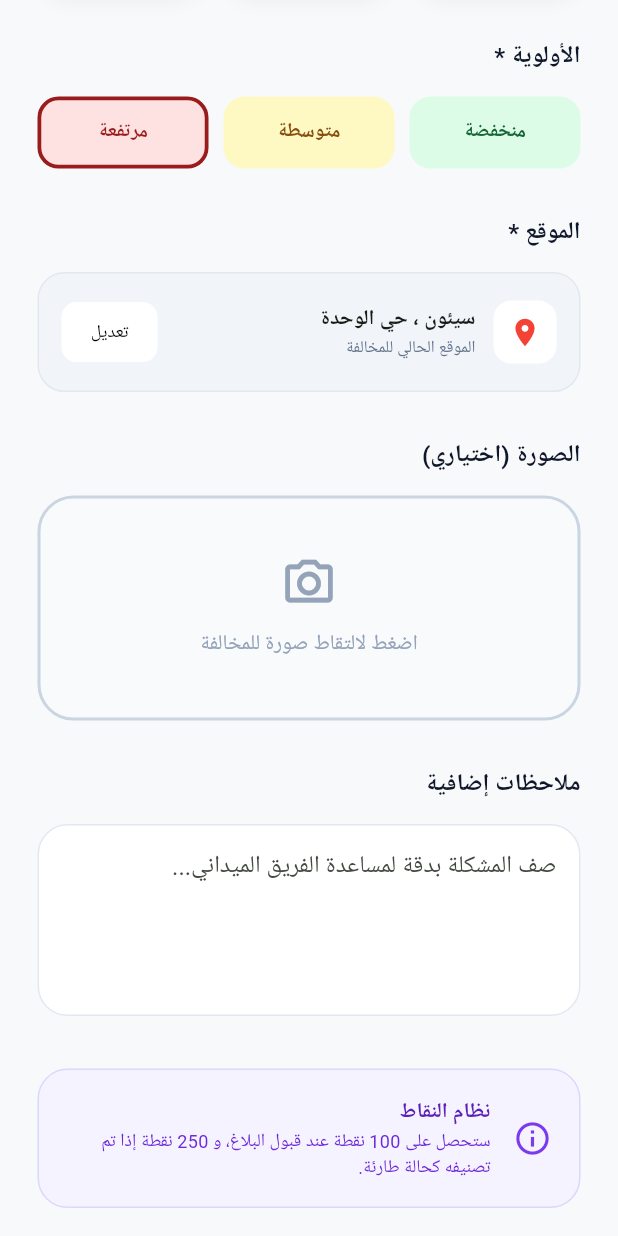
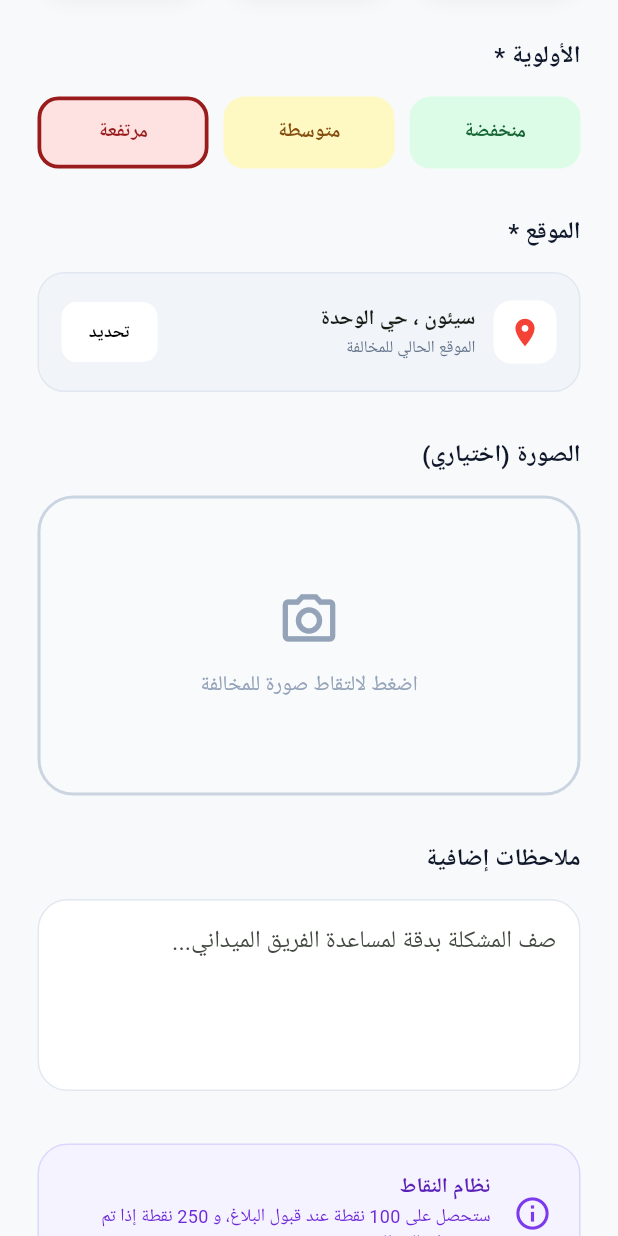
Before and after one commit to hudasalem176/seiyun_reports, a Flutter app: the ReportScreen screen opened directly, scrolled down 576 dp, after a tap on "اضغط لالتقاط صورة للمخالفة", on a phone screen of 412 x 824 dp. Run offline on Flutter 3.47's test engine with Material 3 defaults, Android fonts, the phone set to English and light mode, and no system bars; our stand-ins replace firebase_auth, firebase_core, geolocator, google_sign_in, image_picker; accounts and stored records are empty.

Commit message:
report version 2

```diff
--- a/lib/screens/Report.dart
+++ b/lib/screens/Report.dart
@@ -1,4 +1,7 @@
+import 'dart:io';
 import 'package:flutter/material.dart';
+import 'package:geolocator/geolocator.dart';
+import 'package:image_picker/image_picker.dart';
 
 class ReportScreen extends StatefulWidget {
   const ReportScreen({super.key});
@@ -13,15 +16,101 @@ class _ReportScreenState extends State<ReportScreen> {
   String selectedPriority = 'مرتفعة';
   final TextEditingController _descriptionController = TextEditingController();
 
+  File? _image; // لتخزين الصورة الملتقطة
+  String _locationStatus = "سيئون ، حي الوحدة"; // نص الموقع الافتراضي
+  bool _isLoadingLocation = false; // لحالة تحميل الموقع
+
   // قائمة الفئات المعروضة في الشبكة
   final List<Map<String, dynamic>> categories = [
-    {'id': 'نفايات', 'label': 'نفايات', 'icon': Icons.delete_outline, 'color': const Color(0xFF27ae60), 'bg': const Color(0xFFe8f5e9)},
-    {'id': 'بناء', 'label': 'بناء وصيانة', 'icon': Icons.construction, 'color': const Color(0xFFe67e22), 'bg': const Color(0xFFfff3e0)},
-    {'id': 'إنارة', 'label': 'إنارة', 'icon': Icons.lightbulb_outline, 'color': const Color(0xFFf1c40f), 'bg': const Color(0xFFfef9e7)},
-    {'id': 'مياه', 'label': 'مياه', 'icon': Icons.opacity, 'color': const Color(0xFF3498db), 'bg': const Color(0xFFebf5fb)},
-    {'id': 'حدائق', 'label': 'حدائق', 'icon': Icons.park_outlined, 'color': const Color(0xFF1abc9c), 'bg': const Color(0xFFeafff5)},
-    {'id': 'أخرى', 'label': 'أخرى', 'icon': Icons.help_outline, 'color': const Color(0xFF95a5a6), 'bg': const Color(0xFFf4f6f7)},
+    {
+      'id': 'نفايات',
+      'label': 'نفايات',
+      'icon': Icons.delete_outline,
+      'color': const Color(0xFF27ae60),
+      'bg': const Color(0xFFe8f5e9),
+    },
+    {
+      'id': 'بناء',
+      'label': 'بناء وصيانة',
+      'icon': Icons.construction,
+      'color': const Color(0xFFe67e22),
+      'bg': const Color(0xFFfff3e0),
+    },
+    {
+      'id': 'إنارة',
+      'label': 'إنارة',
+      'icon': Icons.lightbulb_outline,
+      'color': const Color(0xFFf1c40f),
+      'bg': const Color(0xFFfef9e7),
+    },
+    {
+      'id': 'مياه',
+      'label': 'مياه',
+      'icon': Icons.opacity,
+      'color': const Color(0xFF3498db),
+      'bg': const Color(0xFFebf5fb),
+    },
+    {
+      'id': 'حدائق',
+      'label': 'حدائق',
+      'icon': Icons.park_outlined,
+      'color': const Color(0xFF1abc9c),
+      'bg': const Color(0xFFeafff5),
+    },
+    {
+      'id': 'أخرى',
+      'label': 'أخرى',
+      'icon': Icons.help_outline,
+      'color': const Color(0xFF95a5a6),
+      'bg': const Color(0xFFf4f6f7),
+    },
   ];
+
+  // دالة التقاط الصورة
+  Future<void> _pickImage() async {
+    final ImagePicker picker = ImagePicker();
+    try {
+      final XFile? photo = await picker.pickImage(
+        source: ImageSource.camera,
+        imageQuality: 70, // لتقليل حجم الصورة قبل إرسالها لـ Laravel
+      );
+
+      if (photo != null) {
+        setState(() {
+          _image = File(photo.path);
+        });
+      }
+    } catch (e) {
+      debugPrint("Error picking image: $e");
+    }
+  }
+
+  // دالة تحديد الموقع الجغرافي
+  Future<void> _getCurrentLocation() async {
+    setState(() => _isLoadingLocation = true);
+
+    try {
+      LocationPermission permission = await Geolocator.checkPermission();
+      if (permission == LocationPermission.denied) {
+        permission = await Geolocator.requestPermission();
+      }
+
+      if (permission == LocationPermission.whileInUse ||
+          permission == LocationPermission.always) {
+        Position position = await Geolocator.getCurrentPosition(
+          desiredAccuracy: LocationAccuracy.high,
+        );
+        setState(() {
+          _locationStatus =
+              "إحداثيات: ${position.latitude.toStringAsFixed(4)}, ${position.longitude.toStringAsFixed(4)}";
+          _isLoadingLocation = false;
+        });
+      }
+    } catch (e) {
+      setState(() => _isLoadingLocation = false);
+      debugPrint("Error location: $e");
+    }
+  }
 
   @override
   Widget build(BuildContext context) {
@@ -65,7 +154,7 @@ class _ReportScreenState extends State<ReportScreen> {
                     const SizedBox(height: 40),
                   ],
                 ),
-              )
+              ),
             ],
           ),
         ),
@@ -95,12 +184,20 @@ class _ReportScreenState extends State<ReportScreen> {
             mainAxisAlignment: MainAxisAlignment.spaceBetween,
             children: [
               IconButton(
-                icon: const Icon(Icons.chevron_right, color: Colors.white, size: 30),
+                icon: const Icon(
+                  Icons.chevron_right,
+                  color: Colors.white,
+                  size: 30,
+                ),
                 onPressed: () => Navigator.maybePop(context),
               ),
               const Text(
                 "بلاغ جديد",
-                style: TextStyle(color: Colors.white, fontSize: 20, fontWeight: FontWeight.bold),
+                style: TextStyle(
+                  color: Colors.white,
+                  fontSize: 20,
+                  fontWeight: FontWeight.bold,
+                ),
               ),
               const SizedBox(width: 48),
             ],
@@ -117,7 +214,7 @@ class _ReportScreenState extends State<ReportScreen> {
               "ساعد في تحسين مدينتك من خلال الإبلاغ عن المشكلات، سنعمل على حلها في أقرب وقت.",
               style: TextStyle(color: Colors.white, fontSize: 13, height: 1.6),
             ),
-          )
+          ),
         ],
       ),
     );
@@ -146,7 +243,8 @@ class _ReportScreenState extends State<ReportScreen> {
               color: Colors.white,
               borderRadius: BorderRadius.circular(22),
               border: Border.all(
-                color: isSelected ? const Color(0xFF2ecc71) : Colors.grey.shade200,
+                color:
+                    isSelected ? const Color(0xFF2ecc71) : Colors.grey.shade200,
                 width: isSelected ? 2.5 : 1,
               ),
               boxShadow: [
@@ -154,7 +252,7 @@ class _ReportScreenState extends State<ReportScreen> {
                   color: Colors.black.withOpacity(0.05),
                   blurRadius: 10,
                   offset: const Offset(0, 5),
-                )
+                ),
               ],
             ),
             child: Column(
@@ -172,8 +270,11 @@ class _ReportScreenState extends State<ReportScreen> {
                 const SizedBox(height: 10),
                 Text(
                   cat['label'],
-                  style: const TextStyle(fontSize: 12, fontWeight: FontWeight.bold),
-                )
+                  style: const TextStyle(
+                    fontSize: 12,
+                    fontWeight: FontWeight.bold,
+                  ),
+                ),
               ],
             ),
           ),
@@ -186,11 +287,23 @@ class _ReportScreenState extends State<ReportScreen> {
   Widget _buildPrioritySelector() {
     return Row(
       children: [
-        _priorityItem("منخفضة", const Color(0xFFdcfce7), const Color(0xFF166534)),
+        _priorityItem(
+          "منخفضة",
+          const Color(0xFFdcfce7),
+          const Color(0xFF166534),
+        ),
         const SizedBox(width: 10),
-        _priorityItem("متوسطة", const Color(0xFFfef9c3), const Color(0xFF854d0e)),
+        _priorityItem(
+          "متوسطة",
+          const Color(0xFFfef9c3),
+          const Color(0xFF854d0e),
+        ),
         const SizedBox(width: 10),
-        _priorityItem("مرتفعة", const Color(0xFFfee2e2), const Color(0xFF991b1b)),
+        _priorityItem(
+          "مرتفعة",
+          const Color(0xFFfee2e2),
+          const Color(0xFF991b1b),
+        ),
       ],
     );
   }
@@ -205,7 +318,10 @@ class _ReportScreenState extends State<ReportScreen> {
           decoration: BoxDecoration(
             color: bg,
             borderRadius: BorderRadius.circular(14),
-            border: Border.all(color: isActive ? text : Colors.transparent, width: 2.5),
+            border: Border.all(
+              color: isActive ? text : Colors.transparent,
+              width: 2.5,
+            ),
           ),
           child: Text(
             label,
@@ -221,7 +337,6 @@ class _ReportScreenState extends State<ReportScreen> {
     );
   }
 
-  // بطاقة الموقع
   Widget _buildLocationCard() {
     return Container(
       padding: const EdgeInsets.all(15),
@@ -234,60 +349,113 @@ class _ReportScreenState extends State<ReportScreen> {
         children: [
           Container(
             padding: const EdgeInsets.all(10),
-            decoration: BoxDecoration(color: Colors.white, borderRadius: BorderRadius.circular(12)),
+            decoration: BoxDecoration(
+              color: Colors.white,
+              borderRadius: BorderRadius.circular(12),
+            ),
             child: const Icon(Icons.location_on, color: Colors.red, size: 22),
           ),
           const SizedBox(width: 12),
-          const Expanded(
+          Expanded(
             child: Column(
               crossAxisAlignment: CrossAxisAlignment.start,
               children: [
-                Text("سيئون ، حي الوحدة", style: TextStyle(fontSize: 14, fontWeight: FontWeight.bold)),
-                Text("الموقع الحالي للمخالفة", style: TextStyle(fontSize: 11, color: Color(0xFF64748b))),
+                Text(
+                  _locationStatus,
+                  style: const TextStyle(
+                    fontSize: 14,
+                    fontWeight: FontWeight.bold,
+                  ),
+                ),
+                const Text(
+                  "الموقع الحالي للمخالفة",
+                  style: TextStyle(fontSize: 11, color: Color(0xFF64748b)),
+                ),
               ],
             ),
           ),
-          TextButton(
-            onPressed: () {},
+          _isLoadingLocation
+              ? const SizedBox(
+                width: 20,
+                height: 20,
+                child: CircularProgressIndicator(strokeWidth: 2),
+              )
+              : TextButton(
+                onPressed: _getCurrentLocation,
                 style: TextButton.styleFrom(
                   backgroundColor: Colors.white,
-              shape: RoundedRectangleBorder(borderRadius: BorderRadius.circular(10)),
+                  shape: RoundedRectangleBorder(
+                    borderRadius: BorderRadius.circular(10),
                   ),
-            child: const Text("تعديل", style: TextStyle(fontSize: 12, color: Colors.black)),
-          )
+                ),
+                child: const Text(
+                  "تحديد",
+                  style: TextStyle(
+                    fontSize: 12,
+                    color: Colors.black,
+                    fontWeight: FontWeight.bold,
+                  ),
+                ),
+              ),
         ],
       ),
     );
   }
 
-  // مساحة اختيار الصورة
   Widget _buildImagePicker() {
-    return Container(
+    return GestureDetector(
+      onTap: _pickImage,
+      child: Container(
         width: double.infinity,
-      height: 150,
+        height: 200, // زيادة الطول قليلاً لعرض الصورة بشكل أوضح
         decoration: BoxDecoration(
           color: const Color(0xFFf8fafc),
           borderRadius: BorderRadius.circular(24),
+          border: Border.all(color: const Color(0xFFcbd5e1), width: 2),
+          image:
+              _image != null
+                  ? DecorationImage(
+                    image: FileImage(_image!),
+                    fit: BoxFit.cover,
+                  )
+                  : null,
         ),
-      child: OutlinedButton(
-        onPressed: () {},
-        style: OutlinedButton.styleFrom(
-          side: const BorderSide(color: Color(0xFFcbd5e1), width: 2, style: BorderStyle.solid),
-          shape: RoundedRectangleBorder(borderRadius: BorderRadius.circular(24)),
-        ),
-        child: const Column(
+        child:
+            _image == null
+                ? const Column(
                   mainAxisAlignment: MainAxisAlignment.center,
                   children: [
-            Icon(Icons.camera_alt_outlined, size: 38, color: Color(0xFF94a3b8)),
+                    Icon(
+                      Icons.camera_alt_outlined,
+                      size: 42,
+                      color: Color(0xFF94a3b8),
+                    ),
                     SizedBox(height: 12),
-            Text("اضغط لالتقاط صورة للمخالفة", style: TextStyle(color: Color(0xFF94a3b8), fontSize: 14)),
+                    Text(
+                      "اضغط لالتقاط صورة للمخالفة",
+                      style: TextStyle(color: Color(0xFF94a3b8), fontSize: 14),
+                    ),
+                  ],
+                )
+                : Stack(
+                  children: [
+                    Positioned(
+                      top: 10,
+                      right: 10,
+                      child: CircleAvatar(
+                        backgroundColor: Colors.red.withOpacity(0.8),
+                        child: IconButton(
+                          icon: const Icon(Icons.close, color: Colors.white),
+                          onPressed: () => setState(() => _image = null),
+                        ),
+                      ),
+                    ),
                   ],
                 ),
       ),
     );
   }
 
-  // حقل الملاحظات
   Widget _buildDescriptionField() {
     return TextField(
       controller: _descriptionController,
@@ -296,13 +464,18 @@ class _ReportScreenState extends State<ReportScreen> {
         hintText: "صف المشكلة بدقة لمساعدة الفريق الميداني...",
         filled: true,
         fillColor: Colors.white,
-        border: OutlineInputBorder(borderRadius: BorderRadius.circular(20), borderSide: const BorderSide(color: Color(0xFFe2e8f0))),
-        enabledBorder: OutlineInputBorder(borderRadius: BorderRadius.circular(20), borderSide: const BorderSide(color: Color(0xFFe2e8f0))),
+        border: OutlineInputBorder(
+          borderRadius: BorderRadius.circular(20),
+          borderSide: const BorderSide(color: Color(0xFFe2e8f0)),
+        ),
+        enabledBorder: OutlineInputBorder(
+          borderRadius: BorderRadius.circular(20),
+          borderSide: const BorderSide(color: Color(0xFFe2e8f0)),
+        ),
       ),
     );
   }
 
-  // بطاقة نظام النقاط
   Widget _buildPointsInfo() {
     return Container(
       padding: const EdgeInsets.all(18),
@@ -319,49 +492,54 @@ class _ReportScreenState extends State<ReportScreen> {
             child: Column(
               crossAxisAlignment: CrossAxisAlignment.start,
               children: [
-                Text("نظام النقاط", style: TextStyle(fontSize: 14, fontWeight: FontWeight.bold, color: Color(0xFF5b21b6))),
                 Text(
+                  "نظام النقاط",
+                  style: TextStyle(
+                    fontSize: 14,
+                    fontWeight: FontWeight.bold,
+                    color: Color(0xFF5b21b6),
+                  ),
+                ),
+                const Text(
                   "ستحصل على 100 نقطة عند قبول البلاغ، و 250 نقطة إذا تم تصنيفه كحالة طارئة.",
-                  style: TextStyle(fontSize: 12, color: Color(0xFF6d28d9), height: 1.4),
+                  style: TextStyle(
+                    fontSize: 12,
+                    color: Color(0xFF6d28d9),
+                    height: 1.4,
+                  ),
                 ),
               ],
             ),
-          )
+          ),
         ],
       ),
     );
   }
 
-  // زر الإرسال
   Widget _buildSubmitButton() {
     return ElevatedButton(
       onPressed: () {
-        // منطق الإرسال إلى Laravel API
-        debugPrint("Sending Report: $selectedCategory - Priority: $selectedPriority");
+        debugPrint(
+          "Sending: $selectedCategory, Location: $_locationStatus, Image: ${_image?.path}",
+        );
       },
       style: ElevatedButton.styleFrom(
         backgroundColor: const Color(0xFF27ae60),
         minimumSize: const Size(double.infinity, 65),
         shape: RoundedRectangleBorder(borderRadius: BorderRadius.circular(20)),
-        elevation: 5,
-        shadowColor: const Color(0xFF27ae60).withOpacity(0.4),
       ),
-      child: const Row(
-        mainAxisAlignment: MainAxisAlignment.center,
-        children: [
-          Text(
+      child: const Text(
         "إرسال البلاغ للصندوق",
-            style: TextStyle(fontSize: 17, fontWeight: FontWeight.bold, color: Colors.white),
+        style: TextStyle(
+          fontSize: 17,
+          fontWeight: FontWeight.bold,
+          color: Colors.white,
         ),
-          SizedBox(width: 12),
-          Icon(Icons.send, color: Colors.white, size: 20),
-        ],
       ),
     );
   }
 }
 
-// أنماط نصوص العناوين
 const sectionTitleStyle = TextStyle(
   fontSize: 16,
   color: Color(0xFF0f172a),
--- a/pubspec.yaml
+++ b/pubspec.yaml
@@ -33,6 +33,9 @@ dependencies:
   firebase_auth: ^5.0.0
   google_sign_in: ^6.2.1
   firebase_core: ^3.0.0
+  image_picker: ^1.0.7
+  geolocator: ^10.1.0
+  permission_handler: ^11.3.0
 
   # The following adds the Cupertino Icons font to your application.
   # Use with the CupertinoIcons class for iOS style icons.
```
Also changed, not shown: pubspec.lock, 1 other file. Lines whose indentation alone changed are shown as unchanged.
